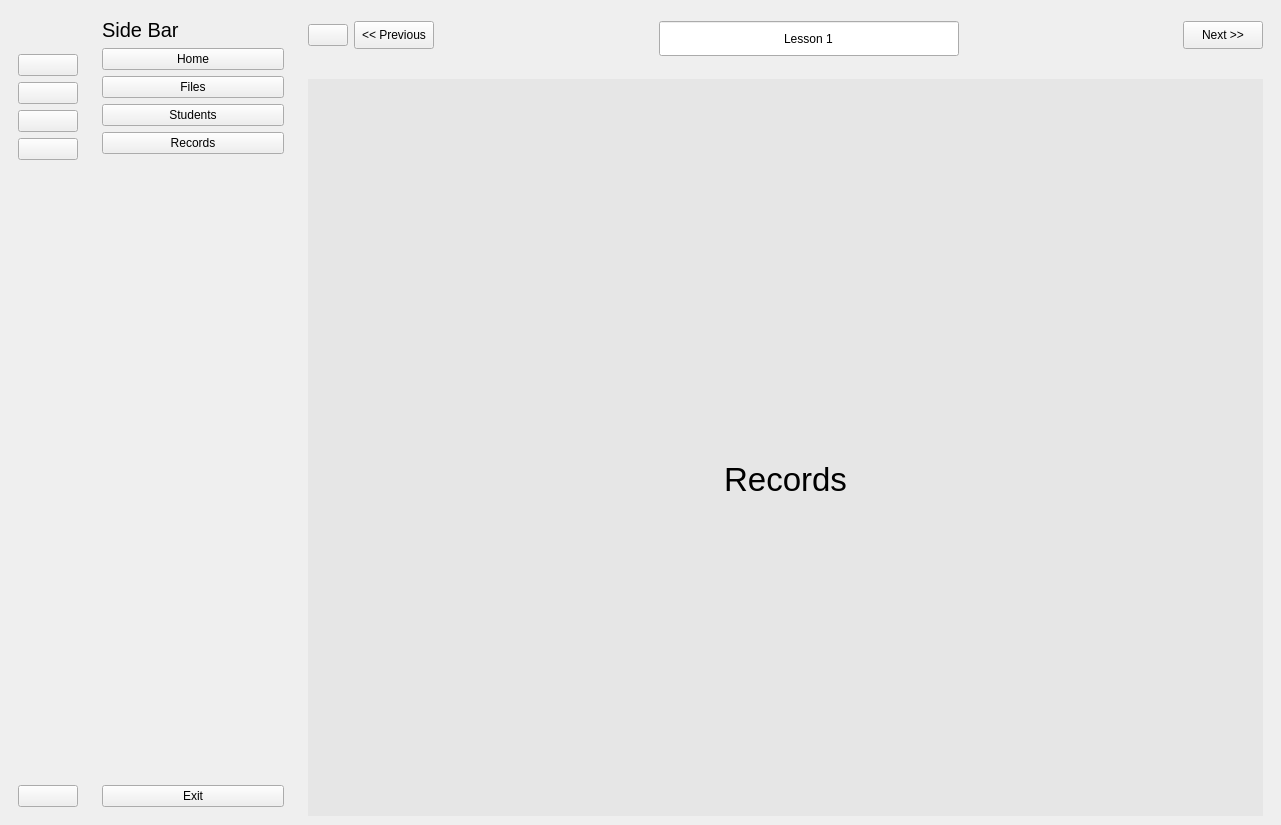
This is TestCodes/GUI-Practice/Sidebar/sidebar.ui in ahmedfahad04/SPL-2 as Qt 5 draws it before an edit. The edited form follows.
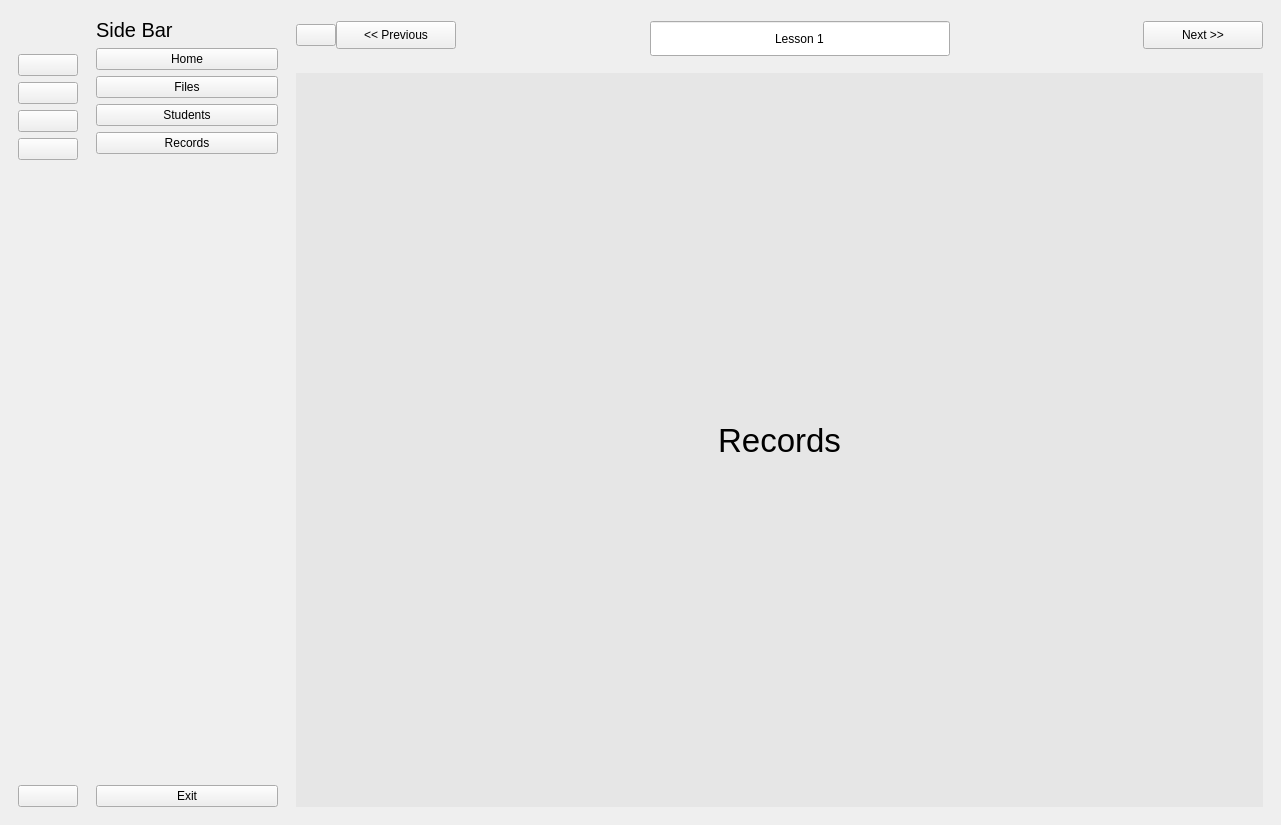
This is the edited form. The open tabs and pages were chosen to show the change. Icons and pictures are not drawn.

The edit to the form file:
```diff
--- a/TestCodes/GUI-Practice/Sidebar/sidebar.ui
+++ b/TestCodes/GUI-Practice/Sidebar/sidebar.ui
@@ -15,6 +15,9 @@
   </property>
   <widget class="QWidget" name="centralwidget">
    <layout class="QGridLayout" name="gridLayout">
+    <property name="horizontalSpacing">
+     <number>0</number>
+    </property>
     <item row="0" column="1">
      <widget class="QWidget" name="icon_with_lbl_widget" native="true">
       <property name="minimumSize">
@@ -155,6 +158,9 @@
       <layout class="QHBoxLayout" name="horizontalLayout_3">
        <item>
         <layout class="QVBoxLayout" name="verticalLayout_5">
+         <property name="spacing">
+          <number>0</number>
+         </property>
          <item>
           <layout class="QHBoxLayout" name="horizontalLayout">
            <item>
@@ -184,13 +190,13 @@
              </property>
              <property name="minimumSize">
               <size>
-               <width>50</width>
+               <width>120</width>
                <height>28</height>
               </size>
              </property>
              <property name="maximumSize">
               <size>
-               <width>100</width>
+               <width>150</width>
                <height>28</height>
               </size>
              </property>
@@ -260,13 +266,13 @@
             <widget class="QPushButton" name="next_btn">
              <property name="minimumSize">
               <size>
-               <width>50</width>
+               <width>120</width>
                <height>28</height>
               </size>
              </property>
              <property name="maximumSize">
               <size>
-               <width>100</width>
+               <width>110</width>
                <height>28</height>
               </size>
              </property>
@@ -298,7 +304,7 @@
            <property name="minimumSize">
             <size>
              <width>820</width>
-             <height>800</height>
+             <height>500</height>
             </size>
            </property>
            <property name="maximumSize">
@@ -395,6 +401,12 @@
             </layout>
            </widget>
            <widget class="QWidget" name="records_page_3">
+            <property name="minimumSize">
+             <size>
+              <width>820</width>
+              <height>500</height>
+             </size>
+            </property>
             <layout class="QGridLayout" name="gridLayout_5">
              <item row="0" column="0">
               <widget class="QLabel" name="records_lbl">
```
Left out of the diff: 20 changed lines with no effect on the pictures.
